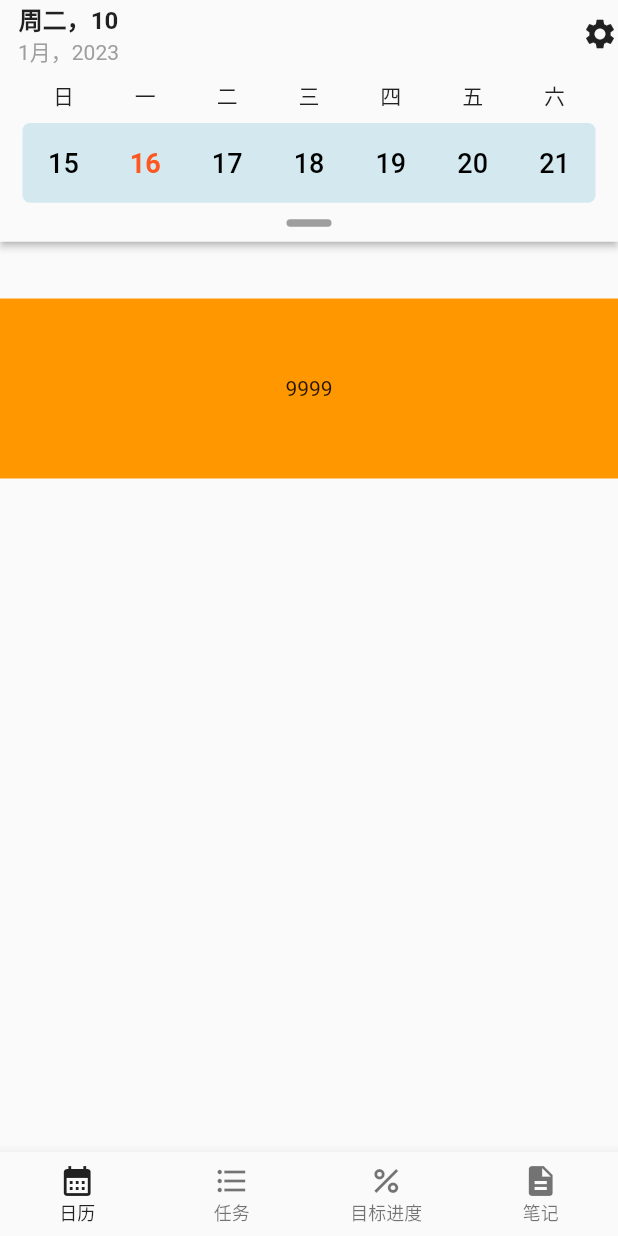
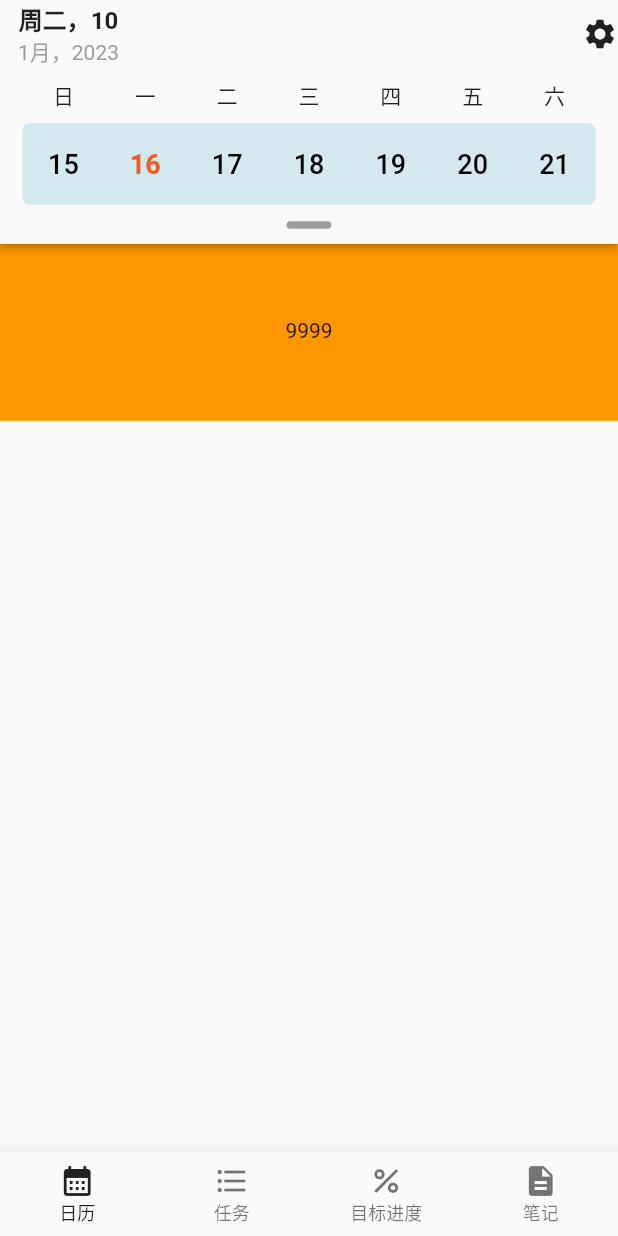
Before and after one commit to lemos1235/walden, a Flutter app: the screen it shows after launch, on a phone screen of 412 x 824 dp. Run offline on Flutter 3.47's test engine with Material 2 defaults, Android fonts, the phone set to English and light mode, and no system bars.

Commit message:
Update some sizes

```diff
--- a/lib/calendar/calendar_bar.dart
+++ b/lib/calendar/calendar_bar.dart
@@ -121,7 +121,7 @@ class _CalendarBarState extends State<CalendarBar> {
                 color: Color(0xffd3e9ef),
                 borderRadius: BorderRadius.circular(5),
               ),
-              height: (MediaQuery.of(context).size.width - 40) / 7,
+              height: (MediaQuery.of(context).size.width - 30) / 7,
               child: _buildWeekDaysBar(),
             ),
           ),
@@ -160,7 +160,6 @@ class _CalendarBarState extends State<CalendarBar> {
     );
   }
 
-
   /// 索引周日期选择
   Widget _buildWeekDaysBar() {
     return PageView.builder(
@@ -172,8 +171,8 @@ class _CalendarBarState extends State<CalendarBar> {
           DateTime date = firstDay.add(Duration(days: i));
           listUI.add(Expanded(
               child: _buildDayUI(date, true, onClick: () {
-                _slidingKey.currentState?.closePanel();
-              })));
+            _slidingKey.currentState?.closePanel();
+          })));
         }
         return Row(
           mainAxisAlignment: MainAxisAlignment.center,
--- a/lib/pages/home_page.dart
+++ b/lib/pages/home_page.dart
@@ -21,7 +21,7 @@ class _HomePageState extends State<HomePage> {
       body: Stack(
         children: [
           Padding(
-            padding: const EdgeInsets.only(top: 199.0),
+            padding: EdgeInsets.only(top: 106 + MediaQuery.of(context).padding.top + (MediaQuery.of(context).size.width - 30) / 7.0),
             child: ListView(
               padding: EdgeInsets.zero,
               children: [
@@ -50,8 +50,7 @@ class _HomePageState extends State<HomePage> {
   }
 
   Widget buildAppBar() {
-    var mediaQuery = MediaQuery.of(context);
-    final statusBarHeight = mediaQuery.padding.top;
+    final statusBarHeight = MediaQuery.of(context).padding.top;
     final appBarLeading = Row(
       children: [
         SizedBox(width: 12),
```
Also changed, not shown: lib/widgets/size_reporting.dart (added, +40 -0 lines).
